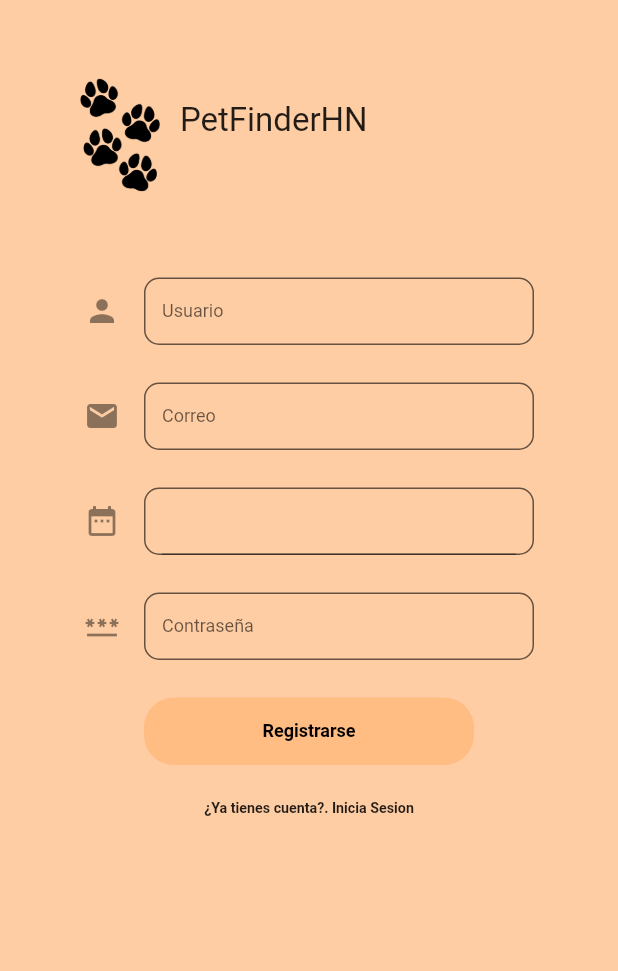
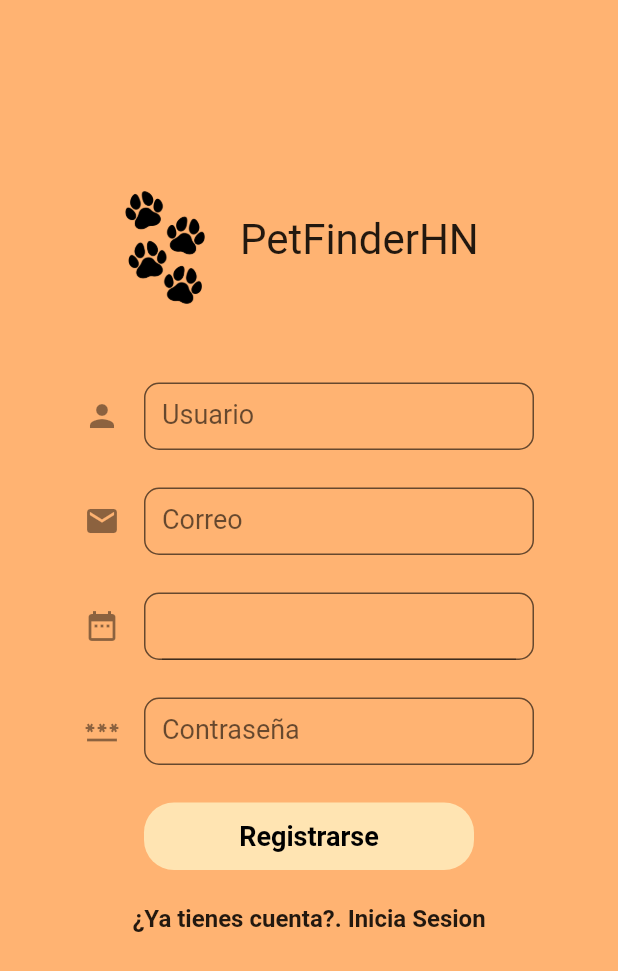
Before and after one commit to fq962/PetFinderHN, a Flutter app: the LogUpScreen screen opened by its route, on a phone screen of 412 x 824 dp. Shown: the top 971 px of the screen. Run offline on Flutter 3.47's test engine with Material 2 defaults, Android fonts, the phone set to English and light mode, and no system bars; drawn by our look-alikes of date_time_picker; our stand-ins replace carousel_slider.

Commit message:
Cambios esteticos en todas las pantallas

```diff
--- a/lib/main.dart
+++ b/lib/main.dart
@@ -16,6 +16,7 @@ class MyApp extends StatelessWidget {
   @override
   Widget build(BuildContext context) {
     return MaterialApp(
+      debugShowCheckedModeBanner: false,
       title: 'Pet Finder HN',
       theme: ThemeData(
         primarySwatch: Colors.blue,
--- a/lib/screens/login/logup_screen.dart
+++ b/lib/screens/login/logup_screen.dart
@@ -12,14 +12,14 @@ class _LogUpScreenState extends State<LogUpScreen> {
   @override
   Widget build(BuildContext context) {
     return Scaffold(
-      backgroundColor: const Color.fromRGBO(255, 179, 114, 0.65),
+      backgroundColor: const Color.fromRGBO(255, 179, 114, 1),
       body: SingleChildScrollView(
         child: Column(
           children: <Widget>[
             Row(
               children: [
                 Padding(
-                  padding: const EdgeInsets.only(top: 50, bottom: 30, left: 40),
+                  padding: const EdgeInsets.only(top: 125, bottom: 25, left: 70),
                   child: Center(
                     child: SizedBox(
                       height: 80,
@@ -28,10 +28,13 @@ class _LogUpScreenState extends State<LogUpScreen> {
                     ),
                   ),
                 ),
-                const Center(
-                  child: Text(
-                    'PetFinderHN',
-                    style: TextStyle(fontSize: 22),
+                const Padding(
+                  padding: EdgeInsets.only(left: 10, top: 90),
+                  child: Center(
+                    child: Text(
+                      'PetFinderHN',
+                      style: TextStyle(fontSize: 28),
+                    ),
                   ),
                 ),
               ],
@@ -51,7 +54,7 @@ class _LogUpScreenState extends State<LogUpScreen> {
                       hintStyle: const TextStyle(color: Colors.black54),
                       label: const Text(
                         'Usuario',
-                        style: TextStyle(fontSize: 12),
+                        style: TextStyle(fontSize: 18),
                       ),
                       //hintText: "Usuario",
                       fillColor: Colors.transparent,
@@ -73,7 +76,7 @@ class _LogUpScreenState extends State<LogUpScreen> {
                       hintStyle: const TextStyle(color: Colors.black54),
                       label: const Text(
                         'Correo',
-                        style: TextStyle(fontSize: 12),
+                        style: TextStyle(fontSize: 18),
                       ),
                       //hintText: "Usuario",
                       fillColor: Colors.transparent,
@@ -95,7 +98,7 @@ class _LogUpScreenState extends State<LogUpScreen> {
                     filled: true,
                     hintStyle: const TextStyle(color: Colors.black54),
                     label: DateTimePicker(
-                      style: const TextStyle(fontSize: 11),
+                      style: const TextStyle(fontSize: 18),
                       //enabled: false,
                       //fieldLabelText: 'Fecha',
                       initialValue: '',
@@ -132,7 +135,7 @@ class _LogUpScreenState extends State<LogUpScreen> {
                       hintStyle: const TextStyle(color: Colors.black54),
                       label: const Text(
                         'Contraseña',
-                        style: TextStyle(fontSize: 12),
+                        style: TextStyle(fontSize: 18),
                       ),
                       //hintText: "Usuario",
                       fillColor: Colors.transparent,
@@ -143,7 +146,7 @@ class _LogUpScreenState extends State<LogUpScreen> {
               padding: const EdgeInsets.only(top: 25, bottom: 15),
               child: Container(
                 decoration: BoxDecoration(
-                    color: const Color.fromRGBO(255, 179, 114, 0.65),
+                    color: const Color.fromRGBO(255, 228, 178, 1),
                     borderRadius: BorderRadius.circular(20)),
                 height: 45,
                 width: 220,
@@ -153,7 +156,7 @@ class _LogUpScreenState extends State<LogUpScreen> {
                     child: const Text('Registrarse',
                         style: TextStyle(
                             color: Colors.black,
-                            fontSize: 12,
+                            fontSize: 18,
                             fontWeight: FontWeight.bold))),
               ),
             ),
@@ -166,7 +169,7 @@ class _LogUpScreenState extends State<LogUpScreen> {
                   },
                   child: const Text(
                     '¿Ya tienes cuenta?. Inicia Sesion',
-                    style: TextStyle(fontSize: 9.5, fontWeight: FontWeight.bold),
+                    style: TextStyle(fontSize: 16, fontWeight: FontWeight.bold),
                   ),
                 ),
               ),
```
Also changed, not shown: lib/screens/home/home_screen.dart (+4 -4 lines), lib/screens/login/login_screen.dart (+13 -13 lines), lib/widgets/appbar.dart (+15 -8 lines).
